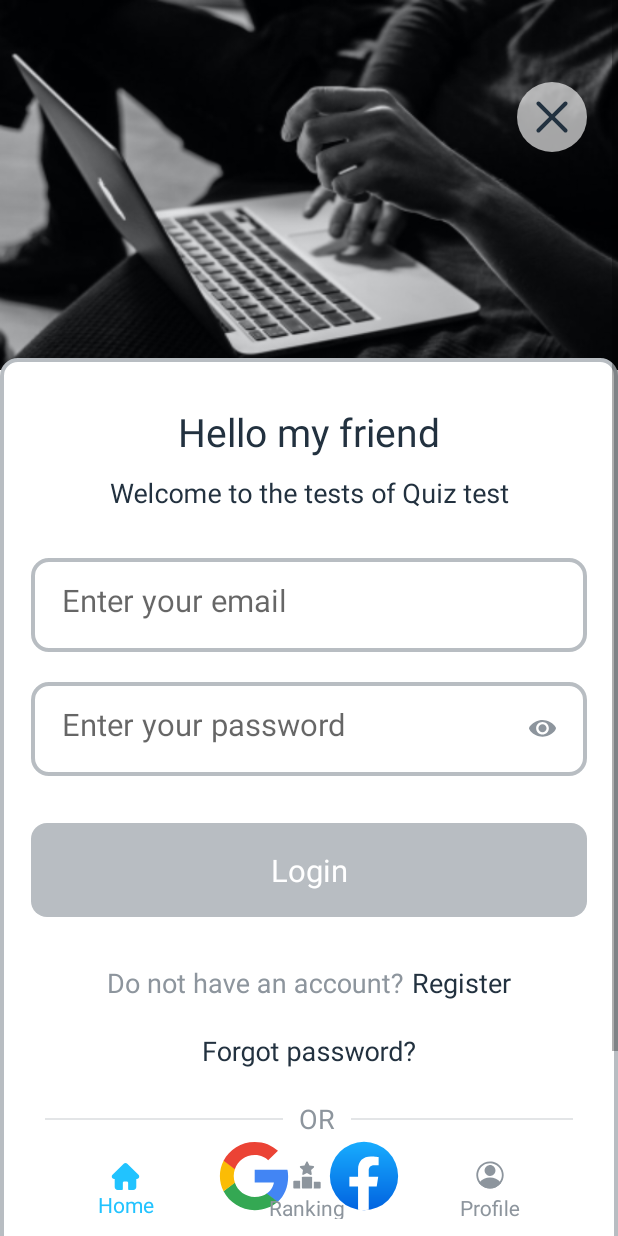
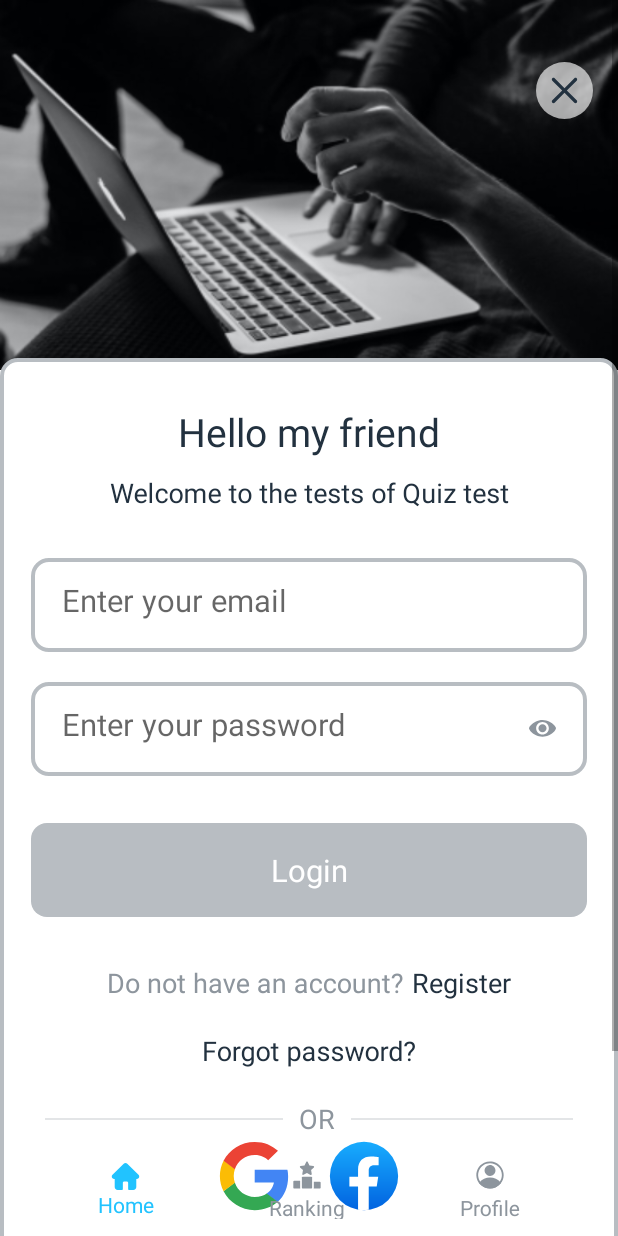
Before and after one commit to dungvuhanoivietnam/quiztest, an Android app: the fragment LoginFragment placed in its activity, on a phone screen of 412 x 824 dp. Run offline under Robolectric (Android 15) with nearby library versions, the phone set to English and light mode, and no system bars; our stand-ins replace sdp/ssp sizes; 1 statement that could not run was skipped.

Commit message:
fragment login(fixed)2

```diff
--- a/app/src/main/java/com/quiztest/quiztest/fragment/LoginFragment.kt
+++ b/app/src/main/java/com/quiztest/quiztest/fragment/LoginFragment.kt
@@ -5,7 +5,6 @@ import androidx.fragment.app.Fragment
 import android.view.LayoutInflater
 import android.view.View
 import android.view.ViewGroup
-import com.quiztest.quiztest.R
 import com.quiztest.quiztest.databinding.FragmentLoginBinding
 import com.quiztest.quiztest.utils.Utils
 
--- a/app/src/main/res/layout/fragment_login.xml
+++ b/app/src/main/res/layout/fragment_login.xml
@@ -21,10 +21,10 @@
             app:layout_constraintTop_toTopOf="parent" />
 
         <ImageView
-            android:layout_width="@dimen/_36sdp"
-            android:layout_height="@dimen/_36sdp"
-            android:layout_marginTop="@dimen/_42sdp"
-            android:layout_marginEnd="@dimen/_16sdp"
+            android:layout_width="@dimen/_29sdp"
+            android:layout_height="@dimen/_29sdp"
+            android:layout_marginTop="@dimen/_32sdp"
+            android:layout_marginEnd="@dimen/_13sdp"
             android:src="@drawable/ic_frame"
             app:layout_constraintEnd_toEndOf="parent"
             app:layout_constraintTop_toTopOf="parent" />
```
